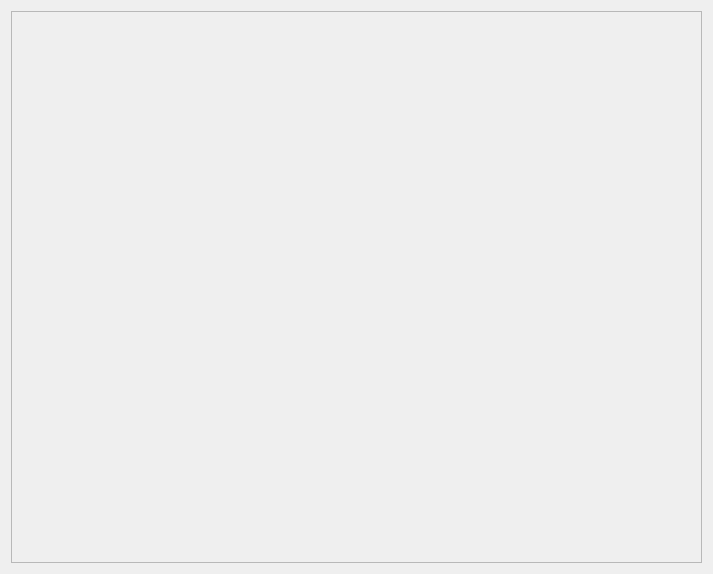
vedangnaik/Carina-mirror, file src/L4/ui/systemdiagram.ui: the form before one commit.
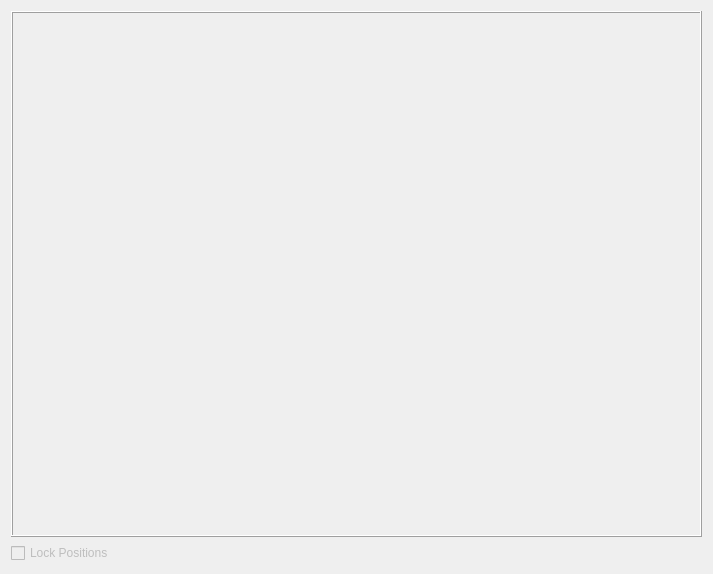
The form after the commit.

Commit message: Added lock/unlock position to type Draggable<QWidget>, but clicks don't get blocked yet

```diff
--- a/src/L4/ui/systemdiagram.ui
+++ b/src/L4/ui/systemdiagram.ui
@@ -15,18 +15,32 @@
   </property>
   <layout class="QHBoxLayout" name="horizontalLayout">
    <item>
+    <layout class="QVBoxLayout" name="verticalLayout">
+     <item>
     <widget class="QFrame" name="systemDiagramFrame">
      <property name="styleSheet">
       <string notr="true"/>
      </property>
      <property name="frameShape">
-      <enum>QFrame::StyledPanel</enum>
+        <enum>QFrame::Box</enum>
      </property>
      <property name="frameShadow">
       <enum>QFrame::Raised</enum>
      </property>
      <layout class="QHBoxLayout" name="horizontalLayout_3"/>
     </widget>
+     </item>
+     <item>
+      <widget class="QCheckBox" name="lockPositionsCheckbox">
+       <property name="enabled">
+        <bool>false</bool>
+       </property>
+       <property name="text">
+        <string>Lock Positions</string>
+       </property>
+      </widget>
+     </item>
+    </layout>
    </item>
   </layout>
  </widget>
```
Lines whose indentation alone changed are shown as unchanged. The commit also changes 3 other files.
